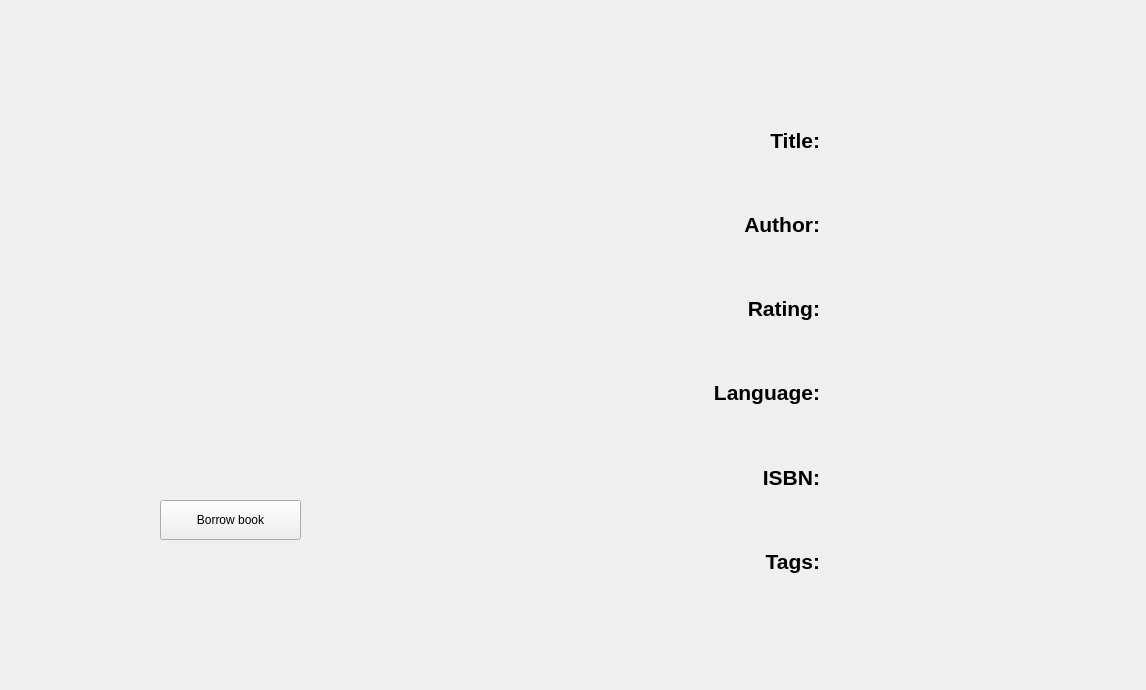
First picture: the form in Biblioteca/UserApp/SelectedBookDetails.ui, repository EchipaSMC/Biblioteca, before the edit.
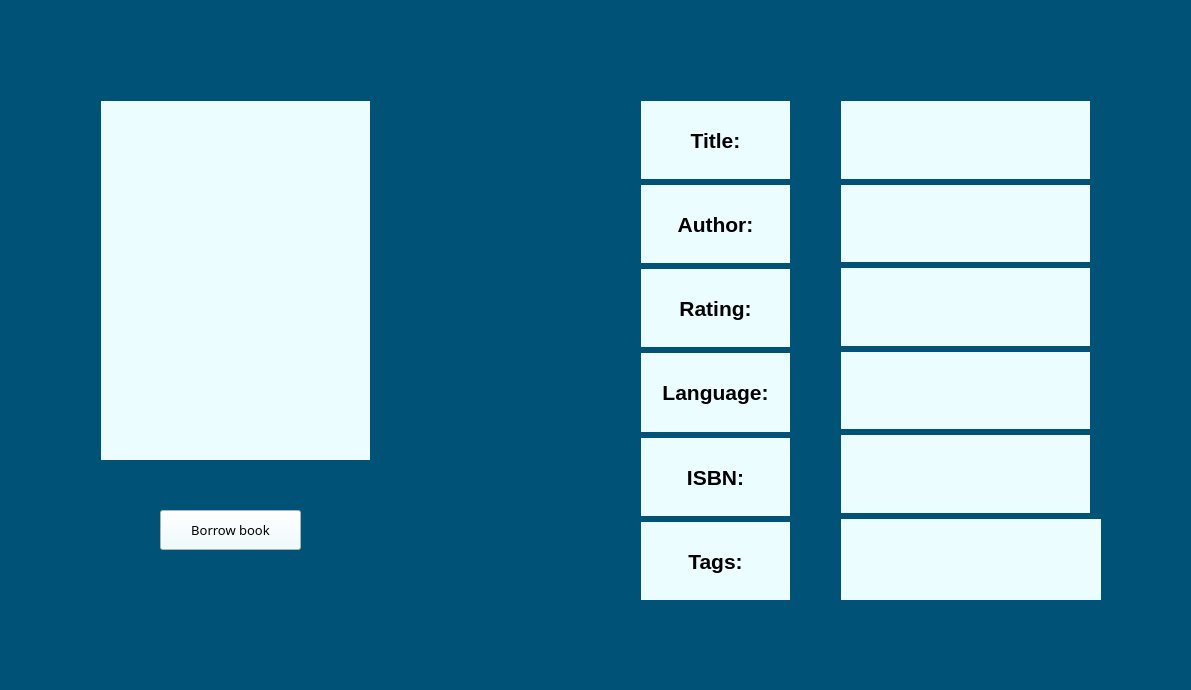
Second picture: the form after the edit.

Patch:
```diff
--- a/Biblioteca/UserApp/SelectedBookDetails.ui
+++ b/Biblioteca/UserApp/SelectedBookDetails.ui
@@ -6,13 +6,16 @@
    <rect>
     <x>0</x>
     <y>0</y>
-    <width>1146</width>
+    <width>1191</width>
     <height>690</height>
    </rect>
   </property>
   <property name="windowTitle">
    <string>Details</string>
   </property>
+  <property name="styleSheet">
+   <string notr="true">background-color: rgb(0, 83, 119);</string>
+  </property>
   <widget class="QWidget" name="verticalLayoutWidget">
    <property name="geometry">
     <rect>
@@ -25,6 +28,9 @@
    <layout class="QVBoxLayout" name="verticalLayout">
     <item>
      <widget class="QLabel" name="bookImage">
+      <property name="styleSheet">
+       <string notr="true">background-color: rgb(235, 253, 255);</string>
+      </property>
       <property name="frameShape">
        <enum>QFrame::NoFrame</enum>
       </property>
@@ -64,11 +70,14 @@
         <pointsize>16</pointsize>
        </font>
       </property>
+      <property name="styleSheet">
+       <string notr="true">background-color: rgb(235, 253, 255);</string>
+      </property>
       <property name="text">
        <string/>
       </property>
       <property name="alignment">
-       <set>Qt::AlignLeading|Qt::AlignLeft|Qt::AlignVCenter</set>
+       <set>Qt::AlignCenter</set>
       </property>
       <property name="indent">
        <number>5</number>
@@ -82,11 +91,14 @@
         <pointsize>16</pointsize>
        </font>
       </property>
+      <property name="styleSheet">
+       <string notr="true">background-color: rgb(235, 253, 255);</string>
+      </property>
       <property name="text">
        <string/>
       </property>
       <property name="alignment">
-       <set>Qt::AlignLeading|Qt::AlignLeft|Qt::AlignVCenter</set>
+       <set>Qt::AlignCenter</set>
       </property>
       <property name="indent">
        <number>5</number>
@@ -100,11 +112,14 @@
         <pointsize>16</pointsize>
        </font>
       </property>
+      <property name="styleSheet">
+       <string notr="true">background-color: rgb(235, 253, 255);</string>
+      </property>
       <property name="text">
        <string/>
       </property>
       <property name="alignment">
-       <set>Qt::AlignLeading|Qt::AlignLeft|Qt::AlignVCenter</set>
+       <set>Qt::AlignCenter</set>
       </property>
       <property name="indent">
        <number>5</number>
@@ -118,11 +133,14 @@
         <pointsize>16</pointsize>
        </font>
       </property>
+      <property name="styleSheet">
+       <string notr="true">background-color: rgb(235, 253, 255);</string>
+      </property>
       <property name="text">
        <string/>
       </property>
       <property name="alignment">
-       <set>Qt::AlignLeading|Qt::AlignLeft|Qt::AlignVCenter</set>
+       <set>Qt::AlignCenter</set>
       </property>
       <property name="indent">
        <number>5</number>
@@ -136,11 +154,14 @@
         <pointsize>16</pointsize>
        </font>
       </property>
+      <property name="styleSheet">
+       <string notr="true">background-color: rgb(235, 253, 255);</string>
+      </property>
       <property name="text">
        <string/>
       </property>
       <property name="alignment">
-       <set>Qt::AlignLeading|Qt::AlignLeft|Qt::AlignVCenter</set>
+       <set>Qt::AlignCenter</set>
       </property>
       <property name="indent">
        <number>5</number>
@@ -166,11 +187,14 @@
         <pointsize>8</pointsize>
        </font>
       </property>
+      <property name="styleSheet">
+       <string notr="true">background-color: rgb(235, 253, 255);</string>
+      </property>
       <property name="text">
        <string/>
       </property>
       <property name="alignment">
-       <set>Qt::AlignLeading|Qt::AlignLeft|Qt::AlignVCenter</set>
+       <set>Qt::AlignCenter</set>
       </property>
       <property name="indent">
        <number>5</number>
@@ -182,9 +206,9 @@
   <widget class="QWidget" name="verticalLayoutWidget_4">
    <property name="geometry">
     <rect>
-     <x>560</x>
+     <x>630</x>
      <y>90</y>
-     <width>271</width>
+     <width>171</width>
      <height>521</height>
     </rect>
    </property>
@@ -198,11 +222,14 @@
         <bold>true</bold>
        </font>
       </property>
+      <property name="styleSheet">
+       <string notr="true">background-color: rgb(235, 253, 255);</string>
+      </property>
       <property name="text">
        <string>Title:</string>
       </property>
       <property name="alignment">
-       <set>Qt::AlignRight|Qt::AlignTrailing|Qt::AlignVCenter</set>
+       <set>Qt::AlignCenter</set>
       </property>
      </widget>
     </item>
@@ -215,11 +242,14 @@
         <bold>true</bold>
        </font>
       </property>
+      <property name="styleSheet">
+       <string notr="true">background-color: rgb(235, 253, 255);</string>
+      </property>
       <property name="text">
        <string>Author:</string>
       </property>
       <property name="alignment">
-       <set>Qt::AlignRight|Qt::AlignTrailing|Qt::AlignVCenter</set>
+       <set>Qt::AlignCenter</set>
       </property>
      </widget>
     </item>
@@ -232,11 +262,14 @@
         <bold>true</bold>
        </font>
       </property>
+      <property name="styleSheet">
+       <string notr="true">background-color: rgb(235, 253, 255);</string>
+      </property>
       <property name="text">
        <string>Rating:</string>
       </property>
       <property name="alignment">
-       <set>Qt::AlignRight|Qt::AlignTrailing|Qt::AlignVCenter</set>
+       <set>Qt::AlignCenter</set>
       </property>
      </widget>
     </item>
@@ -249,11 +282,14 @@
         <bold>true</bold>
        </font>
       </property>
+      <property name="styleSheet">
+       <string notr="true">background-color: rgb(235, 253, 255);</string>
+      </property>
       <property name="text">
        <string>Language:</string>
       </property>
       <property name="alignment">
-       <set>Qt::AlignRight|Qt::AlignTrailing|Qt::AlignVCenter</set>
+       <set>Qt::AlignCenter</set>
       </property>
      </widget>
     </item>
@@ -266,11 +302,14 @@
         <bold>true</bold>
        </font>
       </property>
+      <property name="styleSheet">
+       <string notr="true">background-color: rgb(235, 253, 255);</string>
+      </property>
       <property name="text">
        <string>ISBN:</string>
       </property>
       <property name="alignment">
-       <set>Qt::AlignRight|Qt::AlignTrailing|Qt::AlignVCenter</set>
+       <set>Qt::AlignCenter</set>
       </property>
      </widget>
     </item>
@@ -283,11 +322,14 @@
         <bold>true</bold>
        </font>
       </property>
+      <property name="styleSheet">
+       <string notr="true">background-color: rgb(235, 253, 255);</string>
+      </property>
       <property name="text">
        <string>Tags:</string>
       </property>
       <property name="alignment">
-       <set>Qt::AlignRight|Qt::AlignTrailing|Qt::AlignVCenter</set>
+       <set>Qt::AlignCenter</set>
       </property>
      </widget>
     </item>
@@ -297,11 +339,20 @@
    <property name="geometry">
     <rect>
      <x>160</x>
-     <y>500</y>
+     <y>510</y>
      <width>141</width>
      <height>40</height>
     </rect>
    </property>
+   <property name="font">
+    <font>
+     <family>Bahnschrift SemiBold</family>
+     <pointsize>10</pointsize>
+    </font>
+   </property>
+   <property name="styleSheet">
+    <string notr="true">background-color: rgb(235, 253, 255);</string>
+   </property>
    <property name="text">
     <string>Borrow book</string>
    </property>
```
